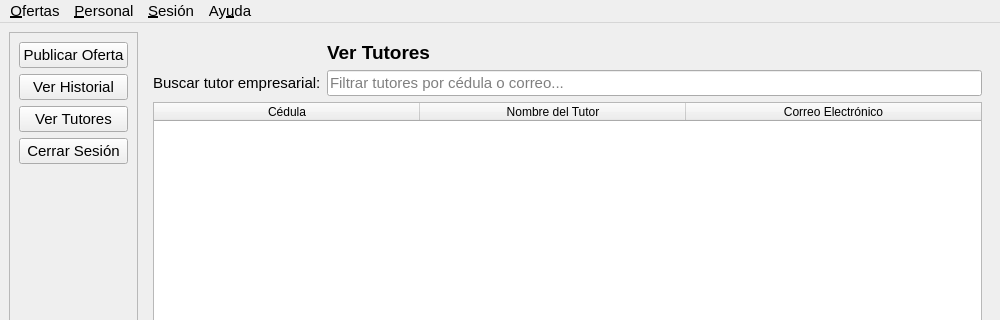
This is src/views/ui/main_window_empresa.ui in LeonardoByte/ucuenca-practicas-preprofesionales-py as Qt 5 draws it before an edit; both pictures show x 0 to 1000 and y 0 to 320 of the 1000 by 700 pixel window. The edited form follows.
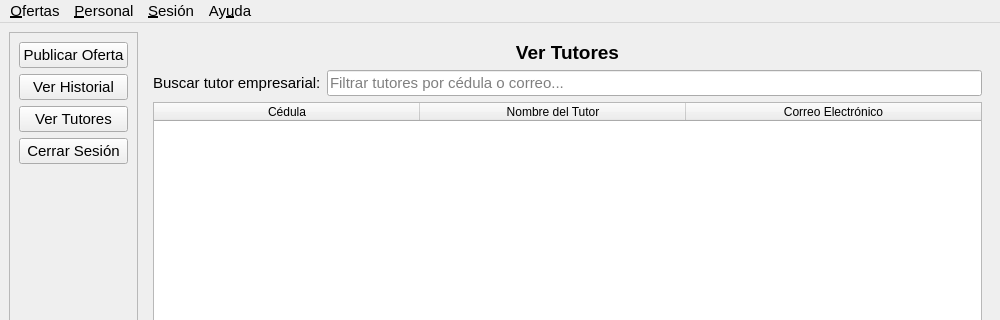
This is the edited form. The open tabs and pages were chosen to show the change.

Diff of the .ui file:
```diff
--- a/src/views/ui/main_window_empresa.ui
+++ b/src/views/ui/main_window_empresa.ui
@@ -467,21 +467,6 @@
       </widget>
       <widget class="QWidget" name="page_3">
        <layout class="QGridLayout" name="gridLayout_2">
-        <item row="0" column="1">
-         <widget class="QLabel" name="label_7">
-          <property name="font">
-           <font>
-            <family>Segoe UI</family>
-            <pointsize>14</pointsize>
-            <weight>75</weight>
-            <bold>true</bold>
-           </font>
-          </property>
-          <property name="text">
-           <string>Ver Tutores</string>
-          </property>
-         </widget>
-        </item>
         <item row="1" column="0">
          <widget class="QLabel" name="label_6">
           <property name="text">
@@ -530,6 +515,24 @@
           </column>
          </widget>
         </item>
+        <item row="0" column="0" colspan="2">
+         <widget class="QLabel" name="label_7">
+          <property name="font">
+           <font>
+            <family>Segoe UI</family>
+            <pointsize>14</pointsize>
+            <weight>75</weight>
+            <bold>true</bold>
+           </font>
+          </property>
+          <property name="text">
+           <string>Ver Tutores</string>
+          </property>
+          <property name="alignment">
+           <set>Qt::AlignCenter</set>
+          </property>
+         </widget>
+        </item>
        </layout>
       </widget>
      </widget>
```
Left out of the diff: 22 changed lines with no effect on the pictures.
